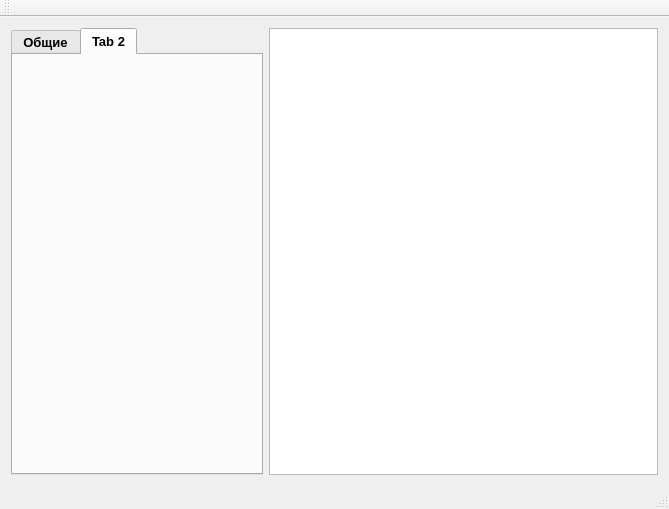
Before: the Qt Designer form GPSTerminal/cgpsterminal.ui in idaohang/GPSTerminal, drawn with Qt 5.
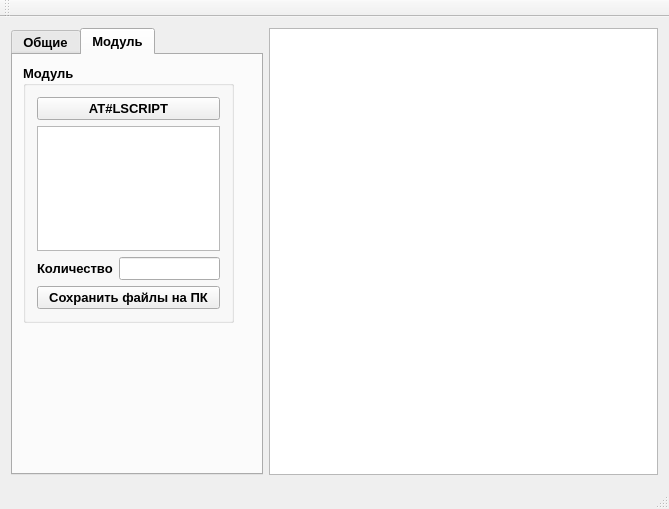
After: the same form once the commit is applied. The open tabs and pages were chosen to show the change. Icons and pictures are not drawn.

```diff
--- a/GPSTerminal/cgpsterminal.ui
+++ b/GPSTerminal/cgpsterminal.ui
@@ -28,13 +28,14 @@
     <item>
      <widget class="QTabWidget" name="m_tbControlPanel">
       <property name="sizePolicy">
-       <sizepolicy hsizetype="Preferred" vsizetype="Expanding">
+       <sizepolicy hsizetype="Maximum" vsizetype="Expanding">
         <horstretch>0</horstretch>
         <verstretch>0</verstretch>
        </sizepolicy>
       </property>
       <property name="font">
        <font>
+        <pointsize>10</pointsize>
         <weight>75</weight>
         <bold>true</bold>
        </font>
@@ -120,10 +121,147 @@
         </item>
        </layout>
       </widget>
-      <widget class="QWidget" name="tab_2">
+      <widget class="QWidget" name="tbModule">
+       <property name="sizePolicy">
+        <sizepolicy hsizetype="Maximum" vsizetype="Preferred">
+         <horstretch>0</horstretch>
+         <verstretch>0</verstretch>
+        </sizepolicy>
+       </property>
        <attribute name="title">
-        <string>Tab 2</string>
+        <string>Модуль</string>
        </attribute>
+       <widget class="QGroupBox" name="groupBox">
+        <property name="geometry">
+         <rect>
+          <x>10</x>
+          <y>10</y>
+          <width>211</width>
+          <height>258</height>
+         </rect>
+        </property>
+        <property name="sizePolicy">
+         <sizepolicy hsizetype="Expanding" vsizetype="Preferred">
+          <horstretch>0</horstretch>
+          <verstretch>0</verstretch>
+         </sizepolicy>
+        </property>
+        <property name="title">
+         <string>Модуль</string>
+        </property>
+        <layout class="QVBoxLayout" name="verticalLayout_2">
+         <item>
+          <widget class="QPushButton" name="m_pbListScriptModule">
+           <property name="sizePolicy">
+            <sizepolicy hsizetype="Minimum" vsizetype="Fixed">
+             <horstretch>0</horstretch>
+             <verstretch>0</verstretch>
+            </sizepolicy>
+           </property>
+           <property name="font">
+            <font>
+             <pointsize>10</pointsize>
+             <weight>75</weight>
+             <bold>true</bold>
+            </font>
+           </property>
+           <property name="text">
+            <string>AT#LSCRIPT</string>
+           </property>
+          </widget>
+         </item>
+         <item>
+          <widget class="QListWidget" name="m_lwListScriptModule">
+           <property name="sizePolicy">
+            <sizepolicy hsizetype="Minimum" vsizetype="Expanding">
+             <horstretch>0</horstretch>
+             <verstretch>0</verstretch>
+            </sizepolicy>
+           </property>
+           <property name="font">
+            <font>
+             <family>Arial</family>
+             <weight>50</weight>
+             <bold>false</bold>
+            </font>
+           </property>
+           <property name="selectionMode">
+            <enum>QAbstractItemView::ExtendedSelection</enum>
+           </property>
+          </widget>
+         </item>
+         <item>
+          <layout class="QHBoxLayout" name="horizontalLayout_2">
+           <item>
+            <widget class="QLabel" name="m_lblTextCountFiles">
+             <property name="sizePolicy">
+              <sizepolicy hsizetype="Fixed" vsizetype="Preferred">
+               <horstretch>0</horstretch>
+               <verstretch>0</verstretch>
+              </sizepolicy>
+             </property>
+             <property name="text">
+              <string>Количество</string>
+             </property>
+            </widget>
+           </item>
+           <item>
+            <widget class="QLineEdit" name="m_leCountFiles">
+             <property name="sizePolicy">
+              <sizepolicy hsizetype="Minimum" vsizetype="Fixed">
+               <horstretch>0</horstretch>
+               <verstretch>0</verstretch>
+              </sizepolicy>
+             </property>
+             <property name="maxLength">
+              <number>50</number>
+             </property>
+             <property name="alignment">
+              <set>Qt::AlignCenter</set>
+             </property>
+             <property name="readOnly">
+              <bool>true</bool>
+             </property>
+            </widget>
+           </item>
+          </layout>
+         </item>
+         <item>
+          <spacer name="verticalSpacer">
+           <property name="orientation">
+            <enum>Qt::Vertical</enum>
+           </property>
+           <property name="sizeHint" stdset="0">
+            <size>
+             <width>20</width>
+             <height>40</height>
+            </size>
+           </property>
+          </spacer>
+         </item>
+         <item>
+          <widget class="QPushButton" name="m_pbReadScripts">
+           <property name="sizePolicy">
+            <sizepolicy hsizetype="Preferred" vsizetype="Fixed">
+             <horstretch>0</horstretch>
+             <verstretch>0</verstretch>
+            </sizepolicy>
+           </property>
+           <property name="font">
+            <font>
+             <pointsize>10</pointsize>
+            </font>
+           </property>
+           <property name="contextMenuPolicy">
+            <enum>Qt::NoContextMenu</enum>
+           </property>
+           <property name="text">
+            <string>Сохранить файлы на ПК</string>
+           </property>
+          </widget>
+         </item>
+        </layout>
+       </widget>
       </widget>
      </widget>
     </item>
```
Left out of the diff: 11 changed lines with no effect on the pictures.
